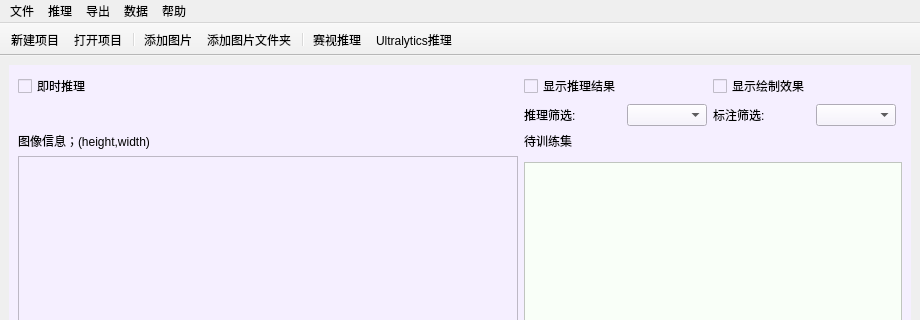
Qt form mainwindow.ui (V-lambow/anno_studio) before a commit; both pictures show x 0 to 920 and y 0 to 320 of the 920 by 638 pixel window.
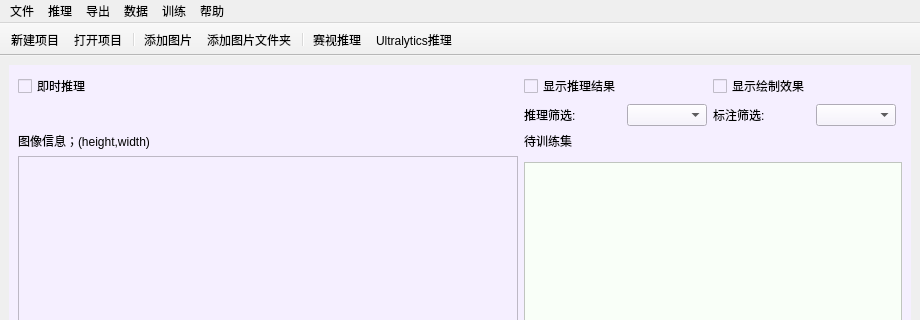
The same form after that commit. Icons and pictures are not drawn. Custom widgets are drawn as their Qt base class.

Commit message: feat: 训练部分

Diff of the .ui file:
```diff
--- a/mainwindow.ui
+++ b/mainwindow.ui
@@ -249,6 +249,12 @@
       <addaction name="actionCreateDataset"/>
       <addaction name="actionManageDataset"/>
      </widget>
+     <widget class="QMenu" name="menu_train">
+      <property name="title">
+       <string>训练</string>
+      </property>
+      <addaction name="actionTrainUltralytics"/>
+     </widget>
     <widget class="QMenu" name="menu_5">
     <property name="title">
      <string>帮助</string>
@@ -259,6 +265,7 @@
    <addaction name="menu_2"/>
     <addaction name="menu_3"/>
     <addaction name="menu_data"/>
+     <addaction name="menu_train"/>
     <addaction name="menu_5"/>
   </widget>
   <widget class="QStatusBar" name="statusbar"/>
```
Left out of the diff: 5 changed lines with no effect on the pictures. Lines whose indentation alone changed are shown as unchanged. The commit also changes 8 other files.
